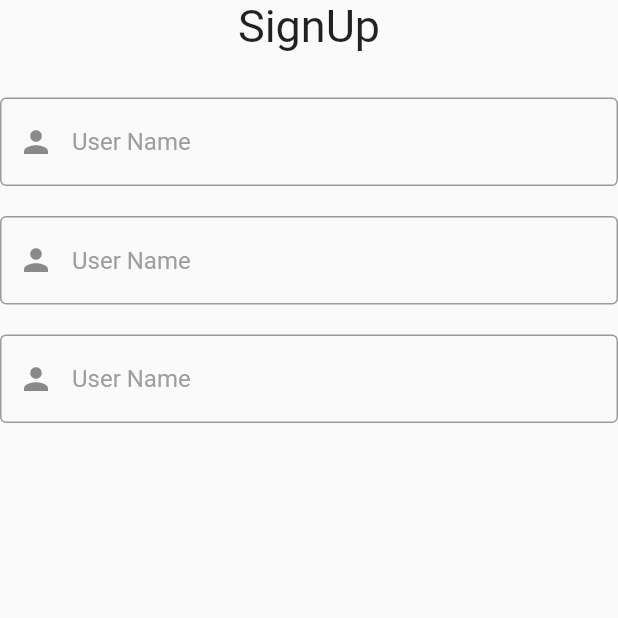
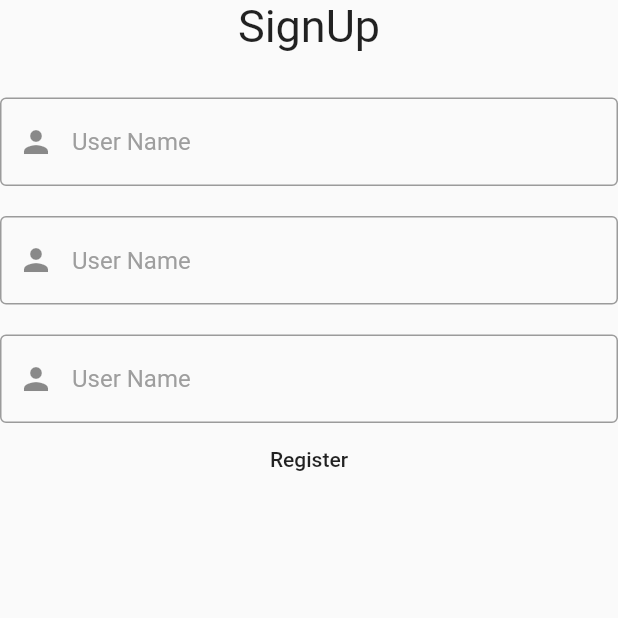
Before and after one commit to Rehab-Sobhy/Complete-Ecommerce-App, a Flutter app: the screen it shows after launch, on a phone screen of 412 x 824 dp, the top half of it. Run offline on Flutter 3.47's test engine with Material 2 defaults, Android fonts, the light colour scheme and no system bars; our stand-ins replace bloc, easy_localization, flutter_bloc.

Commit message:
create register function create custom textfield create register screen

```diff
--- a/lib/auth/auth_cubit/auth_cubit.dart
+++ b/lib/auth/auth_cubit/auth_cubit.dart
@@ -10,7 +10,7 @@ import 'package:http/http.dart';
 class AuthCubit extends Cubit<AuthState> {
   AuthCubit() : super(IntialAuthState());
 
-  void register({
+  static void register({
     required String name,
     required String phone,
     required String password,
--- a/lib/auth/register.dart
+++ b/lib/auth/register.dart
@@ -16,6 +16,7 @@ class Regiset_Screen extends StatefulWidget {
 }
 
 class _Regiset_ScreenState extends State<Regiset_Screen> {
+  final formKey = GlobalKey<FormState>();
   final TextEditingController nameController = TextEditingController();
   final TextEditingController emailController = TextEditingController();
   final TextEditingController passwordController = TextEditingController();
@@ -23,7 +24,9 @@ class _Regiset_ScreenState extends State<Regiset_Screen> {
   Widget build(BuildContext context) {
     return BlocConsumer<AuthCubit, AuthState>(
       builder: ((context, state) {
-        return Scaffold(
+        return Form(
+          key: formKey,
+          child: Scaffold(
             body: Column(
               children: [
                 Text(
@@ -60,7 +63,15 @@ class _Regiset_ScreenState extends State<Regiset_Screen> {
                     if (state is RegisterSuccsess) {}
                   },
                 ),
+                MaterialButton(
+                  onPressed: () {
+                    if (formKey.currentState!.validate()) {}
+                  },
+                  child: Text("Register"),
+                  minWidth: double.infinity,
+                )
               ],
+            ),
           ),
         );
       }),
```
Lines whose indentation alone changed are shown as unchanged.
